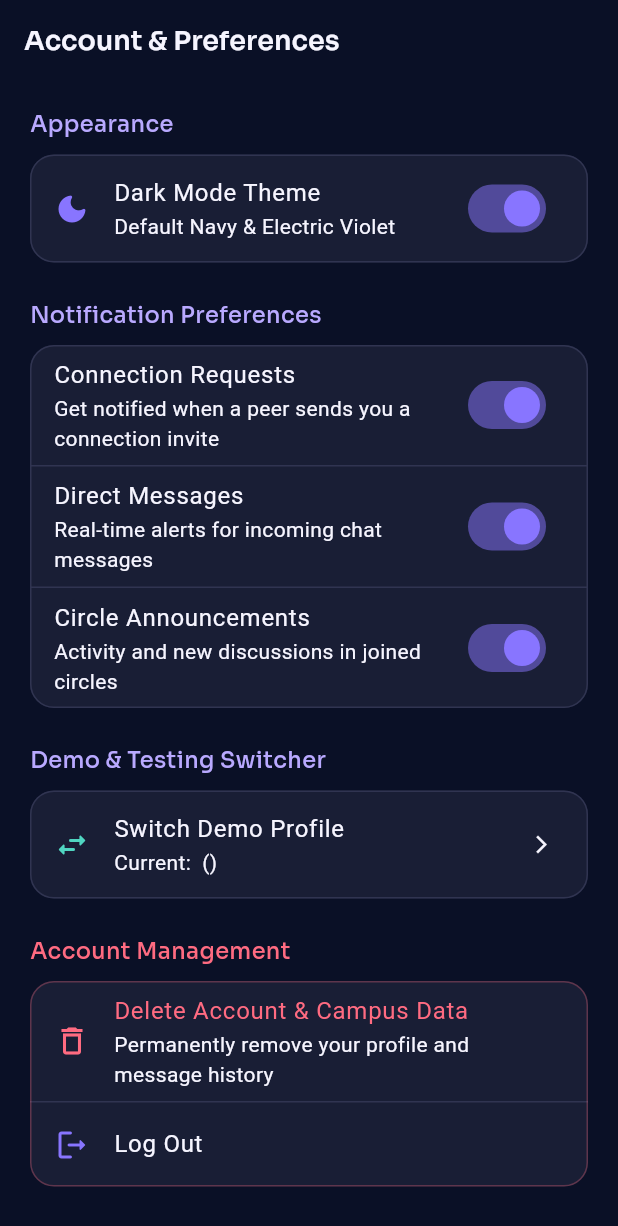
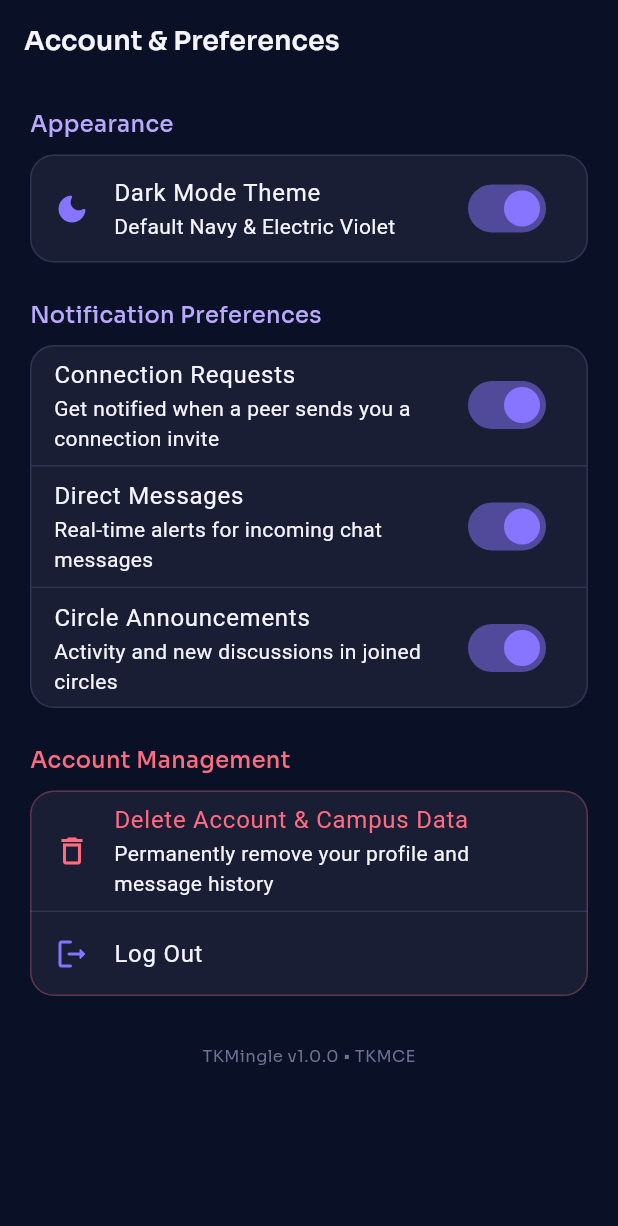
Before and after one commit to creatorspara/tkmingle, a Flutter app: the AccountSettingsScreen screen opened by its route, on a phone screen of 412 x 824 dp. Shown: the top 1226 px of the screen. Run offline on Flutter 3.47's test engine with Material 3 defaults, Android fonts, the phone set to English and light mode, and no system bars; our stand-ins replace firebase_core, flutter_riverpod, go_router, google_fonts, shared_preferences, supabase_flutter; accounts and stored records are empty.

Commit message:
fix(auth,messaging): audit identity mapping, remove demo switchers, resolve warnings and verify release apk

```diff
--- a/mobile/analysis_options.yaml
+++ b/mobile/analysis_options.yaml
@@ -4,6 +4,8 @@ analyzer:
   errors:
     avoid_print: ignore
     depend_on_referenced_packages: ignore
+    use_build_context_synchronously: ignore
+    deprecated_member_use: ignore
 
 linter:
   rules:
--- a/mobile/lib/data/repositories/message_repository.dart
+++ b/mobile/lib/data/repositories/message_repository.dart
@@ -26,7 +26,7 @@ class LocalMessageRepository implements MessageRepository {
 
   LocalMessageRepository({required this.userRepository}) {
     // Seed initial conversation with Ananya
-    final convId = 'conv_ananya_current';
+    const convId = 'conv_ananya_current';
     _conversations.add(
       ConversationModel(
         conversationId: convId,
--- a/mobile/lib/state/auth_provider.dart
+++ b/mobile/lib/state/auth_provider.dart
@@ -31,7 +31,7 @@ class AuthStateNotifier extends StateNotifier<AsyncValue<UserModel?>> {
 
     // Subscribe to live auth events from Supabase Auth
     if (_repository is SupabaseAuthRepository) {
-      _authSubscription = (_repository as SupabaseAuthRepository)
+      _authSubscription = _repository
           .authStateChanges
           .listen((data) async {
         final event = data.event;
--- a/mobile/lib/ui/screens/discover/full_student_profile_screen.dart
+++ b/mobile/lib/ui/screens/discover/full_student_profile_screen.dart
@@ -368,7 +368,7 @@ class _FullStudentProfileScreenState extends ConsumerState<FullStudentProfileScr
     }
 
     if (connStatus == 'pending_sent') {
-      return CustomButton(
+      return const CustomButton(
         text: 'Connection Request Pending',
         icon: Icons.hourglass_top_rounded,
         width: double.infinity,
--- a/mobile/lib/ui/screens/profile/account_settings_screen.dart
+++ b/mobile/lib/ui/screens/profile/account_settings_screen.dart
@@ -23,7 +23,6 @@ class _AccountSettingsScreenState extends ConsumerState<AccountSettingsScreen> {
   Widget build(BuildContext context) {
     final isDark = Theme.of(context).brightness == Brightness.dark;
     final themeMode = ref.watch(themeModeProvider);
-    final currentUser = ref.watch(authProvider).value;
 
     return Scaffold(
       appBar: AppBar(
@@ -100,28 +99,6 @@ class _AccountSettingsScreenState extends ConsumerState<AccountSettingsScreen> {
                     onChanged: (val) => setState(() => _notifCircles = val),
                   ),
                 ],
-              ),
-            ),
-            const SizedBox(height: 24),
-            // Quick Demo Switcher Section
-            Text(
-              'Demo & Testing Switcher',
-              style: AppTypography.titleMedium(AppColors.secondaryAccent),
-            ),
-            const SizedBox(height: 10),
-            Card(
-              shape: RoundedRectangleBorder(
-                borderRadius: BorderRadius.circular(16),
-                side: BorderSide(
-                  color: isDark ? AppColors.darkBorder : AppColors.lightBorder,
-                ),
-              ),
-              child: ListTile(
-                leading: const Icon(Icons.swap_horiz_rounded, color: AppColors.highlight),
-                title: const Text('Switch Demo Profile'),
-                subtitle: Text('Current: ${currentUser?.name ?? "None"} (${currentUser?.department ?? ""})'),
-                trailing: const Icon(Icons.arrow_forward_ios, size: 14),
-                onTap: () => _showAccountSwitcher(context),
               ),
             ),
             const SizedBox(height: 24),
```
Also changed, not shown: mobile/lib/data/repositories/supabase_message_repository.dart (+5 -7 lines), mobile/lib/data/repositories/supabase_user_repository.dart (+5 -5 lines), mobile/lib/ui/screens/auth/welcome_screen.dart (+3 -5 lines), mobile/lib/ui/screens/profile/privacy_settings_screen.dart (+4 -4 lines).
